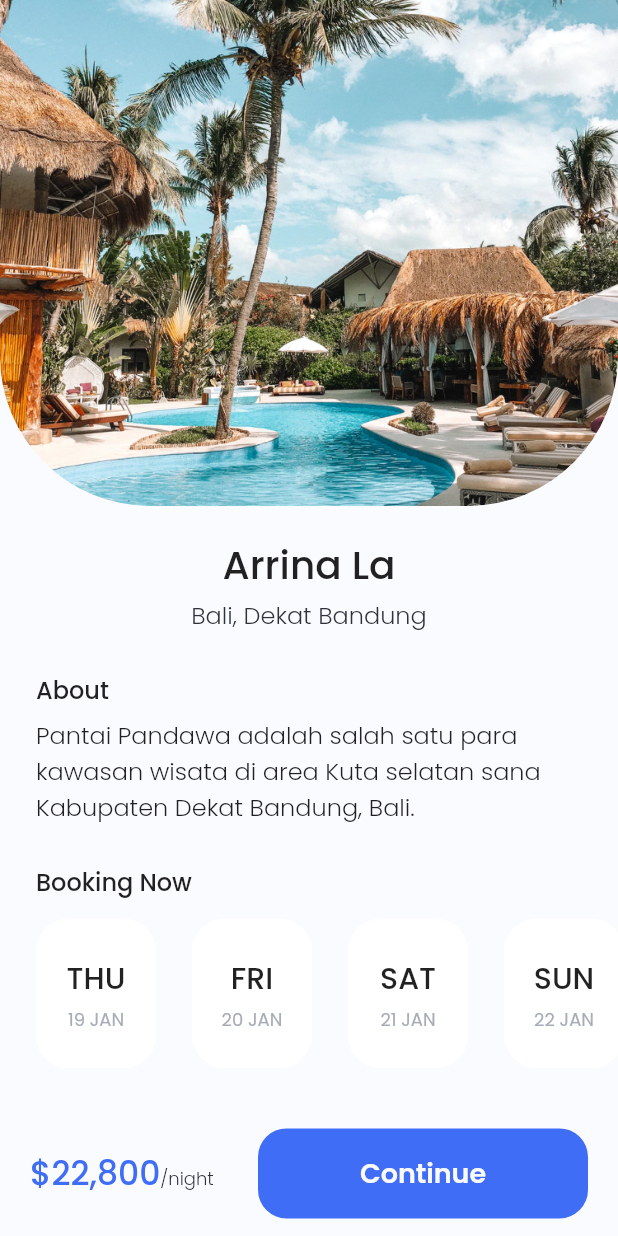
After one commit to amrizal94/kelas_bwa, a Flutter app: the DaySevenTwo screen opened directly, on a phone screen of 412 x 824 dp. The commit adds this screen. Run offline on Flutter 3.47's test engine with Material 2 defaults, Android fonts, the phone set to English and light mode, and no system bars; our stand-ins replace google_fonts.

Commit message:
sevendays: day 7 finish

```diff
--- a/sevendays/lib/pages/day_seven_one.dart
+++ b/sevendays/lib/pages/day_seven_one.dart
@@ -1,5 +1,6 @@
 import 'package:flutter/material.dart';
 import 'package:google_fonts/google_fonts.dart';
+import 'package:sevendays/pages/day_seven_two.dart';
 import 'package:sevendays/widgets/list_cart.dart';
 
 class DaySevenOne extends StatelessWidget {
@@ -179,7 +180,14 @@ class DaySevenOne extends StatelessWidget {
                   shape: RoundedRectangleBorder(
                     borderRadius: BorderRadius.circular(53),
                   )),
-              onPressed: () {},
+              onPressed: () {
+                Navigator.push(
+                  context,
+                  MaterialPageRoute(
+                    builder: (context) => const DaySevenTwo(),
+                  ),
+                );
+              },
               child: Text(
                 'Checkout Now',
                 style: GoogleFonts.poppins(
--- /dev/null
+++ b/sevendays/lib/pages/day_seven_two.dart
@@ -0,0 +1,225 @@
+import 'package:flutter/material.dart';
+import 'package:google_fonts/google_fonts.dart';
+
+class DaySevenTwo extends StatefulWidget {
+  const DaySevenTwo({Key? key}) : super(key: key);
+
+  @override
+  State<DaySevenTwo> createState() => _DaySevenTwoState();
+}
+
+class _DaySevenTwoState extends State<DaySevenTwo> {
+  int indexSelected = -1;
+  @override
+  Widget build(BuildContext context) {
+    Widget header() {
+      return Column(
+        children: [
+          ClipRRect(
+            borderRadius:
+                const BorderRadius.vertical(bottom: Radius.circular(100)),
+            child: Image.asset(
+              'assets/images/day7_bali.png',
+              width: 436,
+            ),
+          ),
+          const SizedBox(
+            height: 20,
+          ),
+          Text(
+            'Arrina La',
+            style: GoogleFonts.poppins(
+              fontSize: 26,
+              fontWeight: FontWeight.w500,
+            ),
+          ),
+          const SizedBox(
+            height: 2,
+          ),
+          Text(
+            'Bali, Dekat Bandung',
+            style: GoogleFonts.poppins(
+              fontSize: 16,
+              fontWeight: FontWeight.w300,
+              color: const Color(0xff2F323A),
+            ),
+          ),
+        ],
+      );
+    }
+
+    Widget about() {
+      return Padding(
+        padding: const EdgeInsets.symmetric(
+          horizontal: 24,
+        ),
+        child: Column(
+          crossAxisAlignment: CrossAxisAlignment.start,
+          children: [
+            Text(
+              'About',
+              style: GoogleFonts.poppins(
+                fontSize: 16,
+                fontWeight: FontWeight.w500,
+              ),
+            ),
+            const SizedBox(
+              height: 6,
+            ),
+            Text(
+              'Pantai Pandawa adalah salah satu para kawasan wisata di area Kuta selatan sana Kabupaten Dekat Bandung, Bali.',
+              style: GoogleFonts.poppins(
+                  fontSize: 16, fontWeight: FontWeight.w300),
+            ),
+            const SizedBox(
+              height: 26,
+            ),
+            Text(
+              'Booking Now',
+              style: GoogleFonts.poppins(
+                  fontSize: 16, fontWeight: FontWeight.w500),
+            ),
+          ],
+        ),
+      );
+    }
+
+    Widget listBook(int index, bool isAvailable, String day, String date) {
+      return Row(
+        children: [
+          const SizedBox(
+            width: 24,
+          ),
+          InkWell(
+            onTap: () {
+              setState(() {
+                indexSelected = index;
+              });
+            },
+            child: Container(
+              width: 80,
+              height: 100,
+              decoration: BoxDecoration(
+                color: isAvailable ? Colors.white : const Color(0xffF4F4F6),
+                borderRadius: BorderRadius.circular(22),
+              ),
+              child: Column(
+                children: [
+                  Align(
+                    alignment: Alignment.topRight,
+                    child: indexSelected == index
+                        ? Image.asset(
+                            'assets/images/day7_selected_icon.png',
+                            width: 27,
+                            height: 25,
+                          )
+                        : const SizedBox(
+                            width: 27,
+                            height: 25,
+                          ),
+                  ),
+                  Text(
+                    day,
+                    style: GoogleFonts.poppins(
+                      fontSize: 20,
+                      fontWeight: FontWeight.w500,
+                    ),
+                  ),
+                  const SizedBox(
+                    height: 4,
+                  ),
+                  Text(
+                    date,
+                    style: GoogleFonts.poppins(
+                      fontSize: 12,
+                      color: const Color(0xffA8ACB6),
+                    ),
+                  ),
+                  const Spacer(),
+                ],
+              ),
+            ),
+          ),
+        ],
+      );
+    }
+
+    return Scaffold(
+      backgroundColor: const Color(0xffFAFBFF),
+      body: Column(
+        children: [
+          header(),
+          const SizedBox(
+            height: 26,
+          ),
+          about(),
+          const SizedBox(
+            height: 12,
+          ),
+          SizedBox(
+            height: 100,
+            child: ListView(
+              scrollDirection: Axis.horizontal,
+              children: [
+                listBook(0, true, 'THU', '19 JAN'),
+                listBook(1, true, 'FRI', '20 JAN'),
+                listBook(2, true, 'SAT', '21 JAN'),
+                listBook(3, true, 'SUN', '22 JAN'),
+                listBook(4, true, 'MON', '23 JAN'),
+              ],
+            ),
+          ),
+          const SizedBox(
+            height: 40,
+          ),
+          Padding(
+            padding: const EdgeInsets.symmetric(
+              horizontal: 20,
+            ),
+            child: Row(
+              mainAxisAlignment: MainAxisAlignment.spaceBetween,
+              children: [
+                Text.rich(
+                  TextSpan(
+                      text: '\$22,800',
+                      style: GoogleFonts.poppins(
+                          color: const Color(0xff3F6DF6),
+                          fontSize: 22,
+                          fontWeight: FontWeight.w500),
+                      children: [
+                        TextSpan(
+                          text: '/night',
+                          style: GoogleFonts.poppins(
+                              color: const Color(0xff2F323A),
+                              fontSize: 12,
+                              fontWeight: FontWeight.w300),
+                        ),
+                      ]),
+                ),
+                SizedBox(
+                  width: 220,
+                  height: 60,
+                  child: TextButton(
+                      style: TextButton.styleFrom(
+                        backgroundColor: const Color(0xff3F6DF6),
+                        shape: RoundedRectangleBorder(
+                          borderRadius: BorderRadius.circular(19),
+                        ),
+                      ),
+                      onPressed: () {},
+                      child: Text(
+                        'Continue',
+                        style: GoogleFonts.poppins(
+                            fontSize: 18,
+                            fontWeight: FontWeight.w600,
+                            color: const Color(0xffFAFAFA)),
+                      )),
+                ),
+              ],
+            ),
+          ),
+        ],
+      ),
+    );
+  }
+}
```
Also changed, not shown: sevendays/assets/images/day7_selected_icon.png (added).
